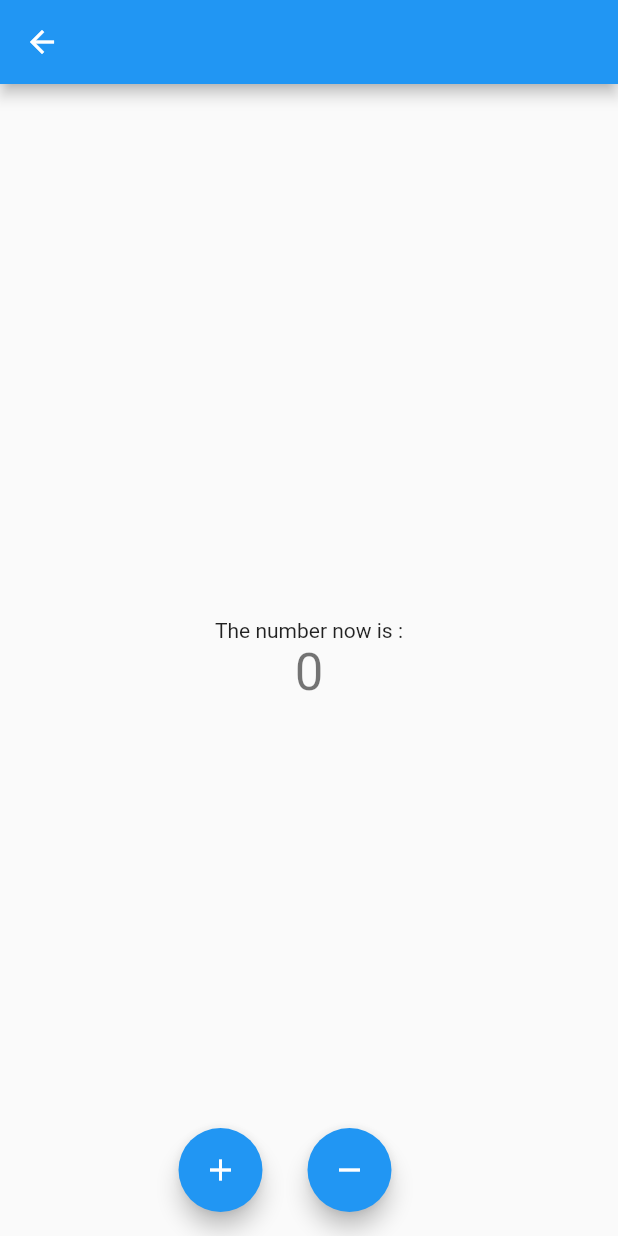
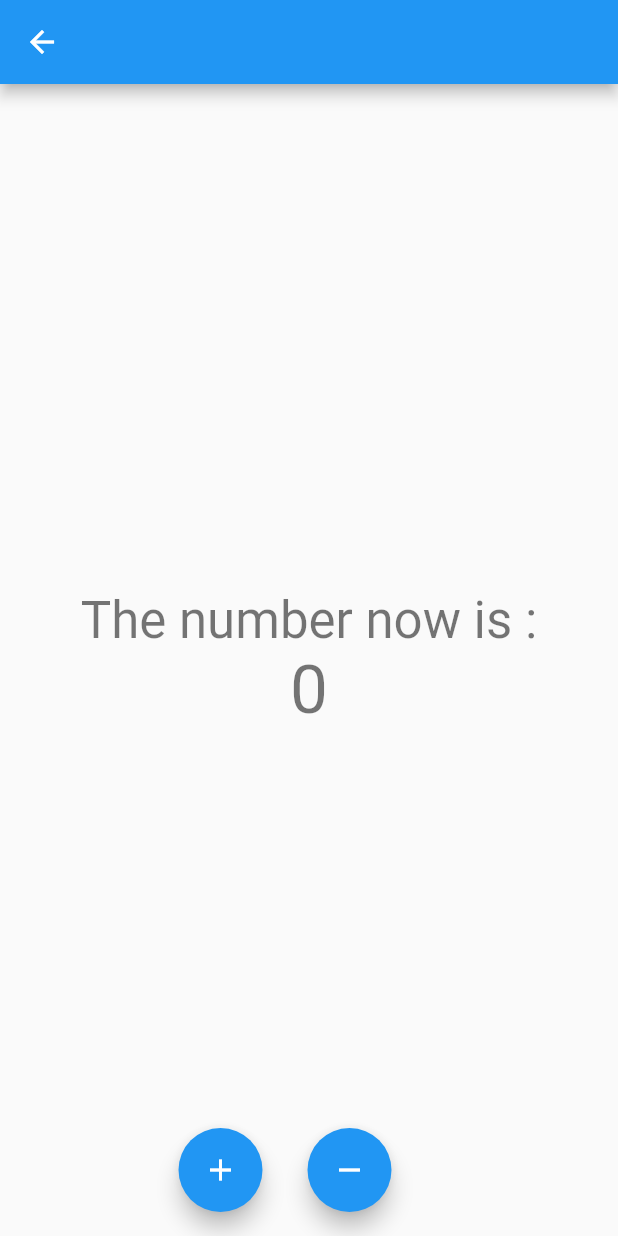
Before and after one commit to maxgdev/state_sandbox, a Flutter app: the SetStateHomePage screen opened directly with empty values, on a phone screen of 412 x 824 dp. Run offline on Flutter 3.47's test engine with Material 2 defaults, Android fonts, the phone set to English and light mode, and no system bars.

```diff
--- a/lib/set_state/set_state_home_page.dart
+++ b/lib/set_state/set_state_home_page.dart
@@ -43,10 +43,11 @@ class _SetStateHomePageState extends State<SetStateHomePage> {
           children: <Widget>[
             Text(
             'The number now is :',
+            style: Theme.of(context).textTheme.headline4,
             ),
             Text(
               '$_counter',
-              style: Theme.of(context).textTheme.headline4,
+              style: Theme.of(context).textTheme.headline3,
             ),
           ],
         ),
```
